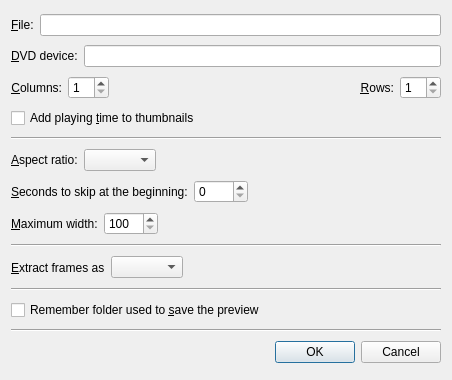
First picture: the form in src/videopreview/videopreviewconfigdialog.ui, repository wilbert2000/wzplayer, before the edit.
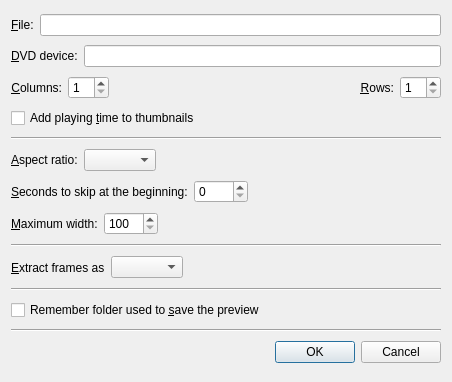
Second picture: the form after the edit. Custom widgets are drawn as their Qt base class.

```diff
--- a/src/videopreview/videopreviewconfigdialog.ui
+++ b/src/videopreview/videopreviewconfigdialog.ui
@@ -1,12 +1,12 @@
 <ui version="4.0" >
  <class>VideoPreviewConfigDialog</class>
- <widget class="QDialog" name="VideoPreviewConfigDialog" >
-  <property name="geometry" >
+ <widget class="QDialog" name="VideoPreviewConfigDialog">
+  <property name="geometry">
    <rect>
     <x>0</x>
     <y>0</y>
     <width>452</width>
-    <height>380</height>
+    <height>382</height>
    </rect>
   </property>
   <property name="windowTitle" >
```
Left out of the diff: 179 changed lines with no effect on the pictures.
